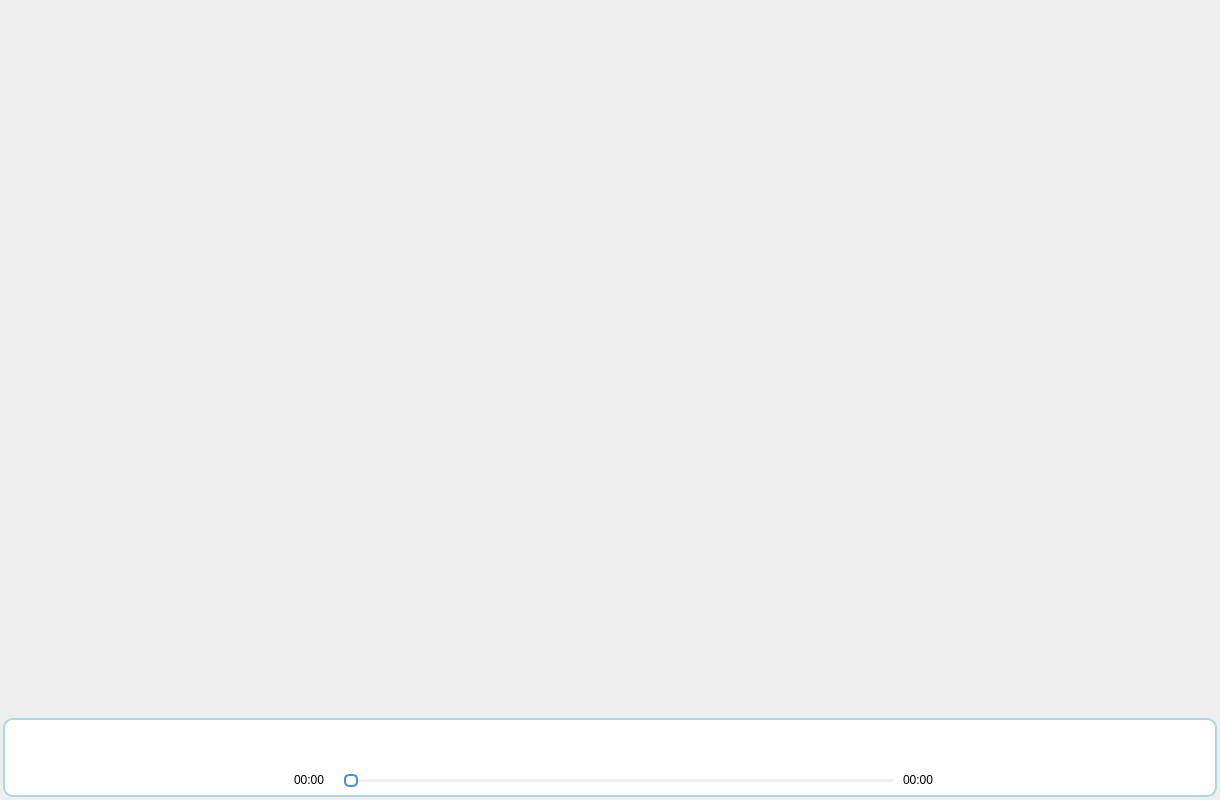
UuKiTing/qt, file uimain.ui: the form before one commit.
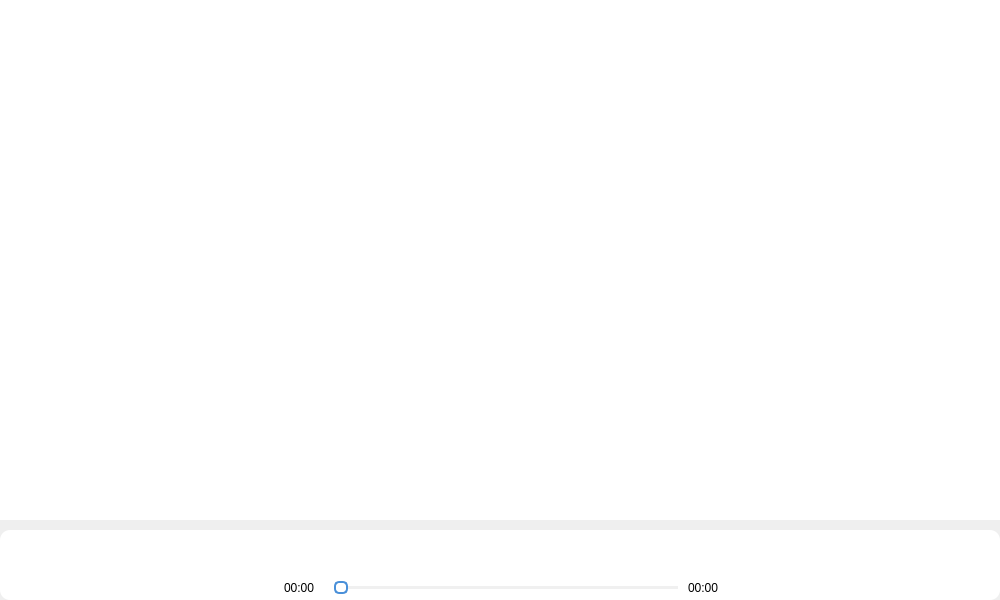
The form after the commit. The open tabs and pages were chosen to show the change. Icons and pictures are not drawn.

Diff of the .ui file:
```diff
--- a/uimain.ui
+++ b/uimain.ui
@@ -6,8 +6,8 @@
    <rect>
     <x>0</x>
     <y>0</y>
-    <width>1220</width>
-    <height>800</height>
+    <width>1000</width>
+    <height>600</height>
    </rect>
   </property>
   <property name="sizePolicy">
@@ -18,8 +18,8 @@
   </property>
   <property name="minimumSize">
    <size>
-    <width>1220</width>
-    <height>800</height>
+    <width>1000</width>
+    <height>600</height>
    </size>
   </property>
   <property name="baseSize">
@@ -36,22 +36,28 @@
   </property>
   <layout class="QVBoxLayout" name="verticalLayout_2">
    <property name="spacing">
-    <number>5</number>
+    <number>10</number>
    </property>
    <property name="leftMargin">
-    <number>3</number>
+    <number>0</number>
    </property>
    <property name="topMargin">
-    <number>3</number>
+    <number>0</number>
    </property>
    <property name="rightMargin">
-    <number>3</number>
+    <number>0</number>
    </property>
    <property name="bottomMargin">
-    <number>3</number>
+    <number>0</number>
    </property>
    <item>
     <widget class="QStackedWidget" name="stackedWidget">
+     <property name="styleSheet">
+      <string notr="true">border-radius: 10px;
+
+
+</string>
+     </property>
      <property name="currentIndex">
       <number>0</number>
      </property>
@@ -82,7 +88,7 @@
          </property>
          <property name="styleSheet">
           <string notr="true">    QListView {
-        background: #ffffff;
+		background-color: white;
         border: none;
         outline: none;
     }
@@ -102,7 +108,28 @@
        </item>
       </layout>
      </widget>
-     <widget class="QWidget" name="page_2"/>
+     <widget class="QWidget" name="page_2">
+      <layout class="QVBoxLayout" name="verticalLayout_5">
+       <property name="spacing">
+        <number>0</number>
+       </property>
+       <property name="leftMargin">
+        <number>0</number>
+       </property>
+       <property name="topMargin">
+        <number>0</number>
+       </property>
+       <property name="rightMargin">
+        <number>0</number>
+       </property>
+       <property name="bottomMargin">
+        <number>0</number>
+       </property>
+       <item>
+        <widget class="QListView" name="collectListView"/>
+       </item>
+      </layout>
+     </widget>
     </widget>
    </item>
    <item>
@@ -115,9 +142,8 @@
      </property>
      <property name="styleSheet">
       <string notr="true">QFrame#frame {
-	background: #ffffff;
+	background: white;
 	border-radius: 10px;
-	border: 2px solid lightblue;
 }</string>
      </property>
      <property name="frameShape">
@@ -149,14 +175,14 @@
         </property>
         <property name="minimumSize">
          <size>
-          <width>65</width>
-          <height>65</height>
+          <width>60</width>
+          <height>60</height>
          </size>
         </property>
         <property name="maximumSize">
          <size>
-          <width>65</width>
-          <height>65</height>
+          <width>60</width>
+          <height>60</height>
          </size>
         </property>
         <property name="cursor">
```
